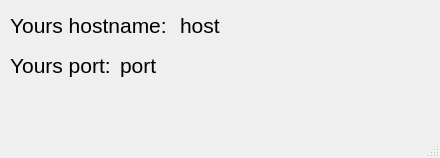
Above: src/resources/UI/waiting.ui from abbeswrld/web before the change. Below: the same form after it.
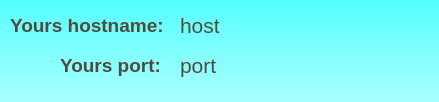
That is the form after the change.

Commit message: update enter uis

```diff
--- a/src/resources/UI/waiting.ui
+++ b/src/resources/UI/waiting.ui
@@ -6,28 +6,39 @@
    <rect>
     <x>0</x>
     <y>0</y>
-    <width>440</width>
-    <height>158</height>
+    <width>439</width>
+    <height>102</height>
    </rect>
   </property>
   <property name="windowTitle">
    <string>Expectation</string>
   </property>
+  <property name="styleSheet">
+   <string notr="true">background-color: qlineargradient(spread:pad, x1:0, y1:0, x2:0, y2:1, stop:0 rgba(85, 255, 255, 255), stop:1 rgba(170, 255, 255, 255))
+</string>
+  </property>
   <widget class="QWidget" name="centralwidget">
    <widget class="QLabel" name="label_2">
     <property name="geometry">
      <rect>
-      <x>10</x>
+      <x>60</x>
       <y>50</y>
-      <width>101</width>
+      <width>121</width>
       <height>31</height>
      </rect>
     </property>
     <property name="font">
      <font>
-      <pointsize>16</pointsize>
+      <family>MS Sans Serif</family>
+      <pointsize>14</pointsize>
+      <weight>75</weight>
+      <bold>true</bold>
      </font>
     </property>
+    <property name="styleSheet">
+     <string notr="true">background-color: rgb(0, 0, 0, 0);
+color: rgb(79, 76, 62);</string>
+    </property>
     <property name="text">
      <string>Yours port:</string>
     </property>
@@ -46,6 +57,11 @@
       <pointsize>16</pointsize>
      </font>
     </property>
+    <property name="styleSheet">
+     <string notr="true">background-color: rgb(0, 0, 0, 0);
+color: rgb(79, 76, 62);
+</string>
+    </property>
     <property name="text">
      <string>host</string>
     </property>
@@ -55,15 +71,22 @@
      <rect>
       <x>10</x>
       <y>10</y>
-      <width>161</width>
+      <width>171</width>
       <height>31</height>
      </rect>
     </property>
     <property name="font">
      <font>
-      <pointsize>16</pointsize>
+      <family>MS Sans Serif</family>
+      <pointsize>14</pointsize>
+      <weight>75</weight>
+      <bold>true</bold>
      </font>
     </property>
+    <property name="styleSheet">
+     <string notr="true">background-color: rgb(0, 0, 0, 0);
+color: rgb(79, 76, 62);</string>
+    </property>
     <property name="text">
      <string>Yours hostname:</string>
     </property>
@@ -71,9 +94,9 @@
    <widget class="QLabel" name="s_port">
     <property name="geometry">
      <rect>
-      <x>120</x>
+      <x>180</x>
       <y>50</y>
-      <width>301</width>
+      <width>231</width>
       <height>31</height>
      </rect>
     </property>
@@ -82,12 +105,15 @@
       <pointsize>16</pointsize>
      </font>
     </property>
+    <property name="styleSheet">
+     <string notr="true">background-color: rgb(0, 0, 0, 0);
+color: rgb(79, 76, 62);</string>
+    </property>
     <property name="text">
      <string>port</string>
     </property>
    </widget>
   </widget>
-  <widget class="QStatusBar" name="statusbar"/>
  </widget>
  <resources/>
  <connections/>
```
Left out of the diff: 1 changed line with no effect on the pictures. The commit also changes 2 other files.
